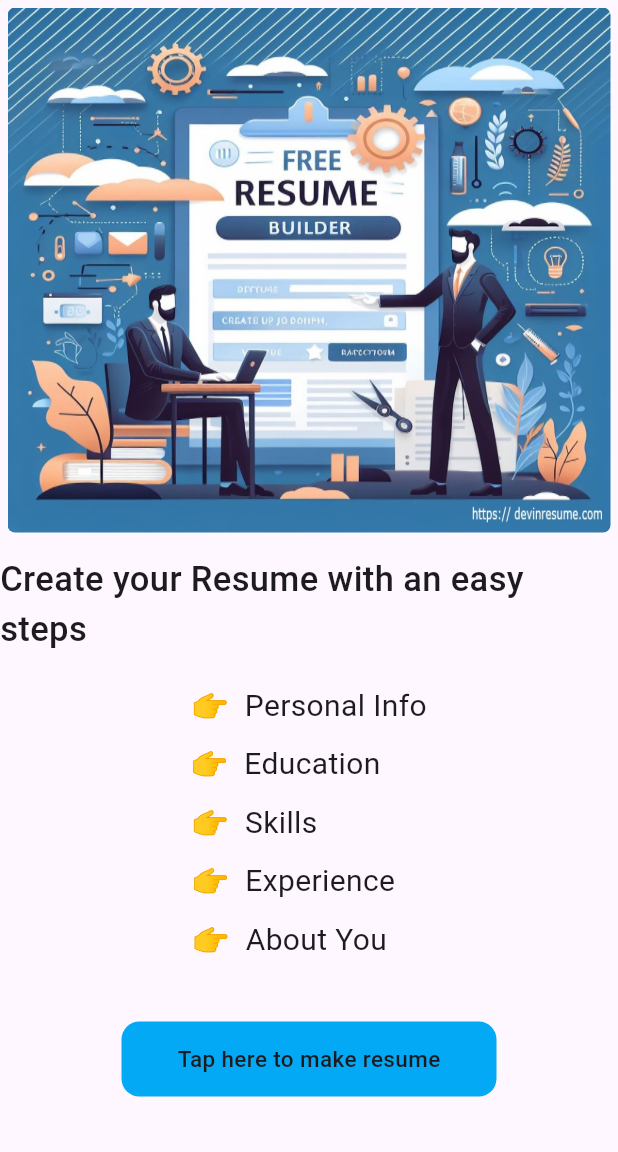
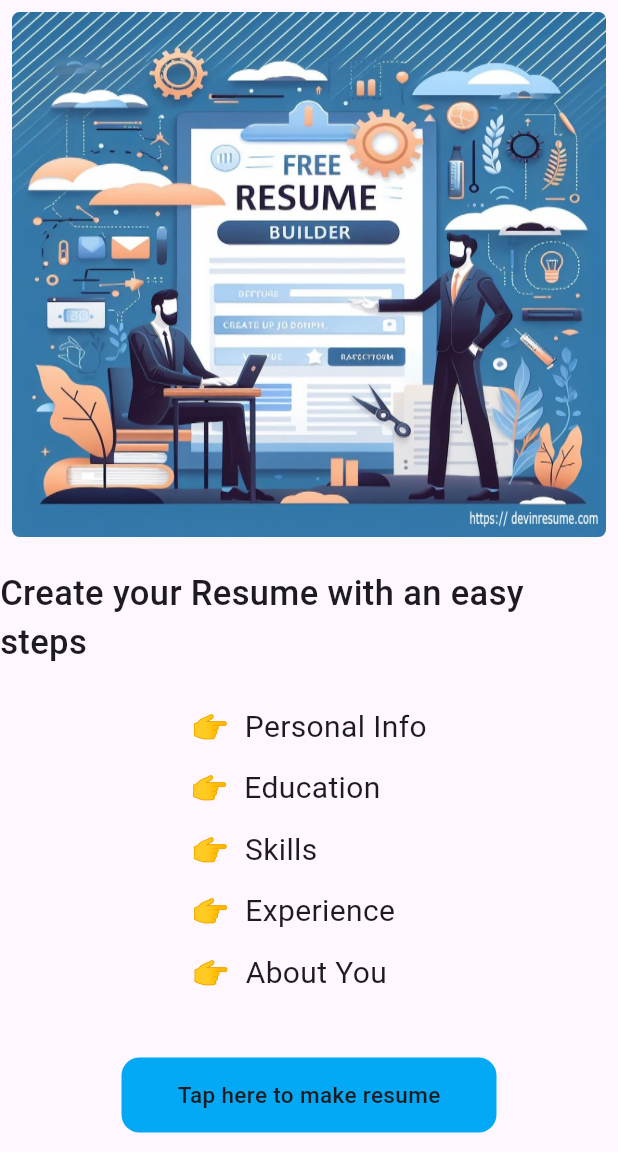
Before and after one commit to RaviNarayanBehera/resume_application, a Flutter app: the screen it shows after launch, on a phone screen of 412 x 824 dp, the part 84-1236 px from its top. Run offline on Flutter 3.47's test engine with Material 3 defaults, Android fonts, the phone set to English and light mode, and no system bars; our stand-ins replace image_picker, pdf, printing.

Commit message:
Initial commit

```diff
--- a/lib/Pages/1_page.dart
+++ b/lib/Pages/1_page.dart
@@ -24,7 +24,7 @@ class _FirstPageState extends State<FirstPage> {
         child: Column(
           children: [
             Padding(
-              padding: const EdgeInsets.all(5),
+              padding: const EdgeInsets.all(8),
               child: Container(
                 height: 350,
                 width: double.infinity,
@@ -35,24 +35,24 @@ class _FirstPageState extends State<FirstPage> {
                 ),
               ),
             ),
-            const SizedBox(height: 10,),
+            const SizedBox(height: 13,),
             const Text('Create your Resume with an easy steps',style: TextStyle(fontWeight: FontWeight.w500,fontSize: 23,),),
-            const SizedBox(height: 20,),
+            const SizedBox(height: 25,),
             const Column(
               mainAxisAlignment: MainAxisAlignment.center,
               children: [
                 Text('👉  Personal Info',style: TextStyle(fontSize: 20,fontWeight: FontWeight.w400),),
-                SizedBox(height: 10,),
+                SizedBox(height: 12,),
                 Text('👉  Education      ',style: TextStyle(fontSize: 20,fontWeight: FontWeight.w400),),
-                SizedBox(height: 10,),
+                SizedBox(height: 12,),
                 Text('👉  Skills              ',style: TextStyle(fontSize: 20,fontWeight: FontWeight.w400),),
-                SizedBox(height: 10,),
+                SizedBox(height: 12,),
                 // Text('👉  Interests        ',style: TextStyle(fontSize: 20,fontWeight: FontWeight.w400),),
                 // SizedBox(height: 10,),
                 Text('👉  Experience \t\t ',style: TextStyle(fontSize: 20,fontWeight: FontWeight.w400),),
-                SizedBox(height: 10,),
+                SizedBox(height: 12,),
                 Text('👉  About You  \t  ',style: TextStyle(fontSize: 20,fontWeight: FontWeight.w400),),
-                SizedBox(height: 10,),
+                SizedBox(height: 12,),
               ],
             ),
             Column(
--- a/lib/Pages/Experience_info.dart
+++ b/lib/Pages/Experience_info.dart
@@ -66,7 +66,7 @@ class _ExpInfoState extends State<ExpInfo> {
                 ExpControllerList.length,
                 (index) => Container(
                   height: 400,
-                  width: 380,
+                  width: double.infinity,
                   decoration: BoxDecoration(
                     color: Colors.white,
                     borderRadius: BorderRadius.circular(10),
@@ -128,7 +128,7 @@ class _ExpInfoState extends State<ExpInfo> {
                             focusedBorder: OutlineInputBorder(
                               borderRadius: BorderRadius.circular(15),
                             ),
-                            label: const Text('Start Date',style: TextStyle(color: Colors.black)),
+                            label: const Text('Joining Date',style: TextStyle(color: Colors.black)),
                           ),
                         ),
                       ),
```
Also changed, not shown: lib/Pages/About_U_info.dart (+5 -4 lines), lib/Pages/Skill_Info.dart (+7 -5 lines), lib/Pdf/pdf.dart (+9 -4 lines).
